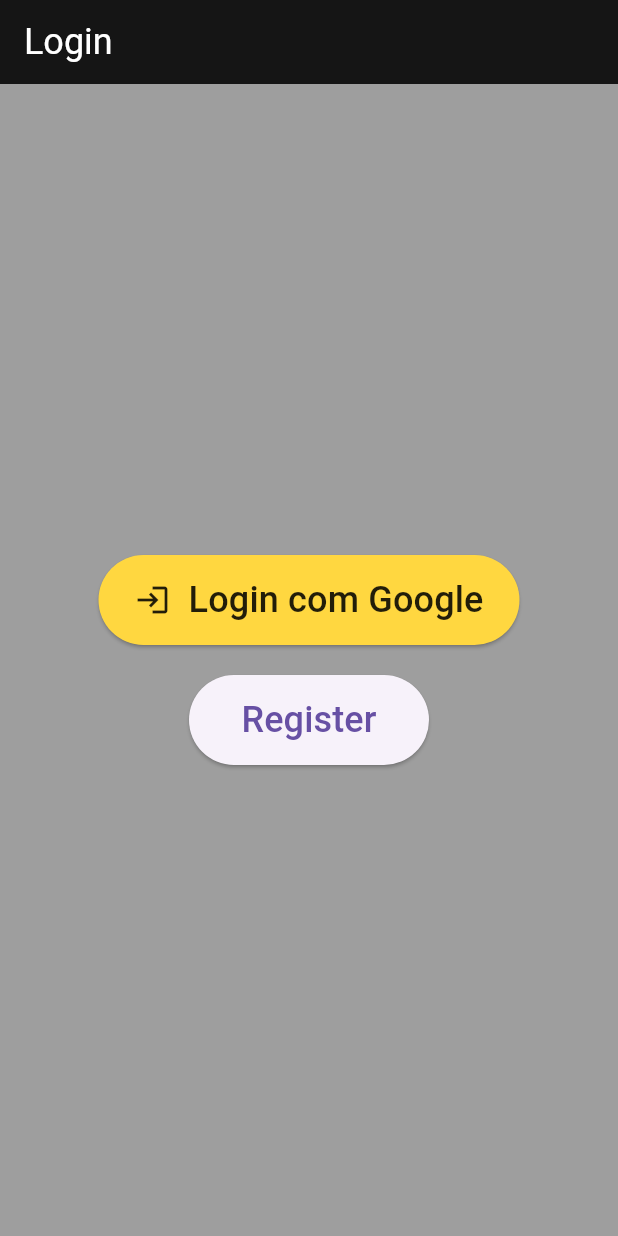
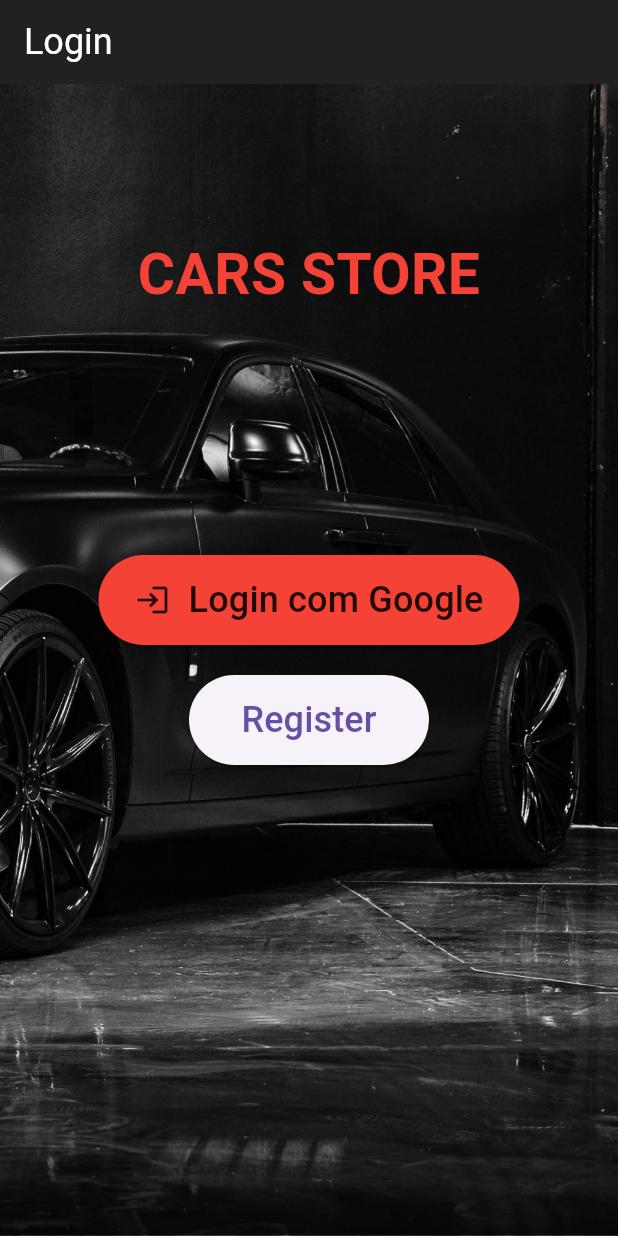
Before and after one commit to lukasreei/carviewproject, a Flutter app: the screen it shows after launch, on a phone screen of 412 x 824 dp. Run offline on Flutter 3.47's test engine with Material 3 defaults, Android fonts, the light colour scheme and no system bars; our stand-ins replace firebase_analytics, firebase_auth, firebase_core, flutter_localized_locales, google_fonts, google_sign_in; accounts and stored records are empty.

Commit message:
atualização da page login

```diff
--- a/lib/pages/login.dart
+++ b/lib/pages/login.dart
@@ -4,6 +4,7 @@
 import 'package:google_sign_in/google_sign_in.dart';
 import 'package:carviewproject/pages/authentication/google.dart';
 import 'homepage.dart';
+import 'package:google_fonts/google_fonts.dart';
 
 class LoginPage extends StatelessWidget {
   final GoogleAuthService _googleAuthService = GoogleAuthService();
@@ -11,10 +12,28 @@
   @override
   Widget build(BuildContext context) {
     return Scaffold(
-      appBar: AppBar(title: const Text('Login'),titleTextStyle: TextStyle(color: Colors.white, fontSize: 24),
-      backgroundColor: Colors.black87,),
-      backgroundColor: Colors.grey,
-      body: Center(
+      appBar: AppBar(
+        title: const Text('Login'),
+        titleTextStyle: TextStyle(color: Colors.white, fontSize: 24),
+        backgroundColor: Colors.black87,
+      ),
+      body: Stack(
+        children: [
+          Container(
+            decoration: const BoxDecoration(
+              image: DecorationImage(image: AssetImage('assets/images/login.png'),fit: BoxFit.cover),
+            ),
+          ),
+          const Positioned(
+            top: 100,
+            left: 0,
+            right: 0,
+            child: Text('CARS STORE',
+              textAlign: TextAlign.center,
+              style:TextStyle(fontSize: 38, fontWeight: FontWeight.bold, color: Colors.red),
+            ),
+          ),
+          Center(
             child: Column(
               mainAxisAlignment: MainAxisAlignment.center,
               children: [
@@ -35,28 +54,35 @@
                     }
                   },
                   style: ElevatedButton.styleFrom(
-                foregroundColor: Colors.black87, backgroundColor: Colors.amberAccent,
+                    foregroundColor: Colors.black87,
+                    backgroundColor: Colors.red,
                     minimumSize: Size(160, 60),
                   ),
                   child: const Row(
                     mainAxisSize: MainAxisSize.min,
                     children: [
-                  Icon(Icons.login, size: 24, color: Colors.black87,),
-                  SizedBox(width: 12,),
-                  Text('Login com Google',
+                      Icon(Icons.login, size: 24, color: Colors.black87),
+                      SizedBox(width: 12),
+                      Text(
+                        'Login com Google',
                         style: TextStyle(fontSize: 24),
                       ),
                     ],
                   ),
                 ),
-            const SizedBox(height: 20,),
-            ElevatedButton(onPressed: (){},
-              style: ElevatedButton.styleFrom(
-                minimumSize: Size(160, 60)
+                const SizedBox(height: 20),
+                ElevatedButton(
+                  onPressed: () {},
+                  style: ElevatedButton.styleFrom(minimumSize: Size(160, 60)),
+                  child: Text(
+                    'Register',
+                    style: TextStyle(fontSize: 24),
                   ),
-            child: Text('Register', style: TextStyle(fontSize: 24),),)
+                ),
               ],
             ),
+          ),
+        ],
       ),
     );
   }
--- a/pubspec.yaml
+++ b/pubspec.yaml
@@ -43,6 +43,7 @@
   flutter_localizations:
     sdk: flutter
   flutter_localized_locales: ^2.0.5
+  google_fonts: ^6.2.1
 
 dev_dependencies:
   flutter_test:
```
Also changed, not shown: assets/images/login.png (added), lib/pages/authentication/register.dart (added), pubspec.lock, 1 other file. Lines whose indentation alone changed are shown as unchanged.
